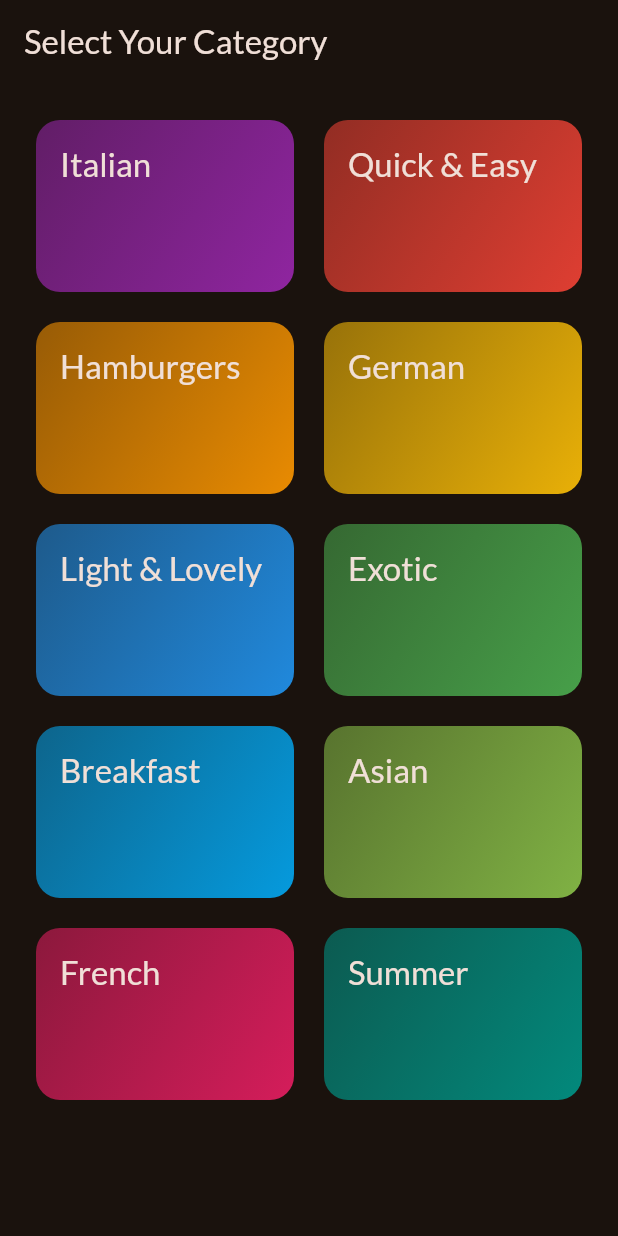
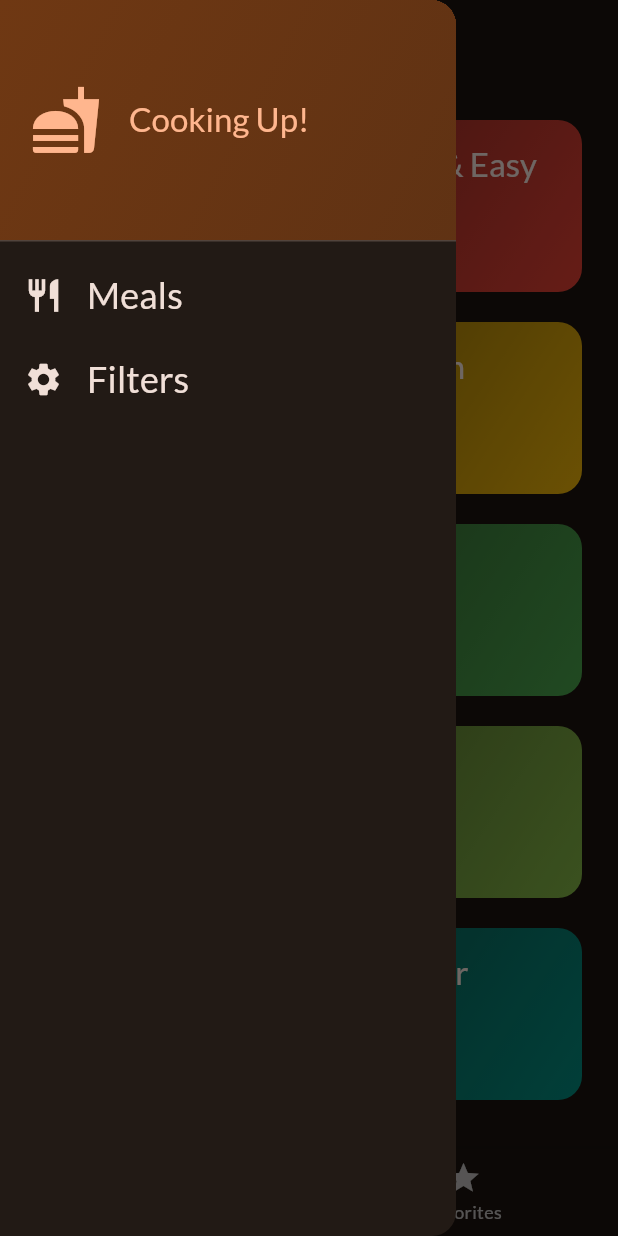
Before and after one commit to bugrata/Meals-App, a Flutter app: the screen it shows after launch, with the side drawer open (before the commit the screen has no drawer), on a phone screen of 412 x 824 dp. Run offline on Flutter 3.47's test engine with Material 2 defaults, Android fonts, the phone set to English and light mode, and no system bars; our stand-ins replace google_fonts, transparent_image.

Commit message:
General Update

```diff
--- a/meals_app/lib/main.dart
+++ b/meals_app/lib/main.dart
@@ -1,6 +1,6 @@
 import 'package:flutter/material.dart';
 import 'package:google_fonts/google_fonts.dart';
-import 'package:meals_app/screens/categories_screen.dart';
+import 'package:meals_app/screens/tabs.dart';
 
 final theme = ThemeData(
   useMaterial3: true,
@@ -22,7 +22,7 @@ class App extends StatelessWidget {
   Widget build(BuildContext context) {
     return MaterialApp(
       theme: theme,
-      home: const CategoriesScreen(),
+      home: const TabsScreen(),
     );
   }
 }
--- a/meals_app/lib/screens/categories_screen.dart
+++ b/meals_app/lib/screens/categories_screen.dart
@@ -1,11 +1,14 @@
 import 'package:flutter/material.dart';
 import 'package:meals_app/data/dummy_data.dart';
 import 'package:meals_app/models/category.dart';
+import 'package:meals_app/models/meal.dart';
 import 'package:meals_app/screens/meals_screen.dart';
 import 'package:meals_app/widgets/category_grid_item.dart';
 
 class CategoriesScreen extends StatelessWidget {
-  const CategoriesScreen({super.key});
+  const CategoriesScreen({super.key, required this.onToggleFavorite});
+
+  final void Function(Meal meal) onToggleFavorite;
 
   void _selectCategory(BuildContext context, Category category) {
     final filteredMeals = dummyMeals
@@ -14,18 +17,17 @@ class CategoriesScreen extends StatelessWidget {
 
     Navigator.of(context).push(
       MaterialPageRoute(
-          builder: (ctx) =>
-              MealsScreen(meals: filteredMeals, title: category.title)),
+          builder: (ctx) => MealsScreen(
+                meals: filteredMeals,
+                title: category.title,
+                onToggleFavorite: onToggleFavorite,
+              )),
     );
   }
 
   @override
   Widget build(BuildContext context) {
-    return Scaffold(
-      appBar: AppBar(
-        title: const Text('Select Your Category'),
-      ),
-      body: GridView(
+    return GridView(
       padding: const EdgeInsets.all(24),
       gridDelegate: const SliverGridDelegateWithFixedCrossAxisCount(
         crossAxisCount: 2,
@@ -42,7 +44,6 @@ class CategoriesScreen extends StatelessWidget {
             },
           )
       ],
-      ),
     );
   }
 }
--- /dev/null
+++ b/meals_app/lib/screens/tabs.dart
@@ -0,0 +1,88 @@
+import 'package:flutter/material.dart';
+import 'package:meals_app/models/meal.dart';
+import 'package:meals_app/screens/categories_screen.dart';
+import 'package:meals_app/screens/meals_screen.dart';
+import 'package:meals_app/widgets/main_drawer.dart';
+
+class TabsScreen extends StatefulWidget {
+  const TabsScreen({super.key});
+
+  @override
+  State<TabsScreen> createState() {
+    return _TabsScreenState();
+  }
+}
+
+class _TabsScreenState extends State<TabsScreen> {
+  int _selectedPageIndex = 0;
+  final List<Meal> _favoriteMeals = [];
+
+  void _showInfoMessage(String message) {
+    ScaffoldMessenger.of(context).clearSnackBars();
+    ScaffoldMessenger.of(context).showSnackBar(
+      SnackBar(
+        content: Text(message),
+      ),
+    );
+  }
+
+  void _toggleMealFavoriteStatus(Meal meal) {
+    final isExist = _favoriteMeals.contains(meal);
+
+    if (isExist) {
+      setState(() {
+        _favoriteMeals.remove(meal);
+      });
+      _showInfoMessage('Meal removed from favs.');
+    } else {
+      setState(() {
+        _favoriteMeals.add(meal);
+      });
+      _showInfoMessage('Meal added to favs.');
+    }
+  }
+
+  void _selectPage(int index) {
+    setState(() {
+      _selectedPageIndex = index;
+    });
+  }
+
+  @override
+  Widget build(BuildContext context) {
+    Widget activePage = CategoriesScreen(
+      onToggleFavorite: _toggleMealFavoriteStatus,
+    );
+    var activePageTitle = 'Categories';
+
+    if (_selectedPageIndex == 1) {
+      activePage = MealsScreen(
+        meals: _favoriteMeals,
+        onToggleFavorite: _toggleMealFavoriteStatus,
+      );
+      activePageTitle = 'Your Favorites';
+    }
+
+    return Scaffold(
+      appBar: AppBar(
+        title: Text(activePageTitle),
+      ),
+      drawer: const MainDrawer(),
+      body: activePage,
+      bottomNavigationBar: BottomNavigationBar(
+        onTap: _selectPage,
+        currentIndex: _selectedPageIndex,
+        items: const [
+          BottomNavigationBarItem(
+            icon: Icon(Icons.set_meal),
+            label: 'Categories',
+          ),
+          BottomNavigationBarItem(
+            icon: Icon(Icons.star),
+            label: 'Favorites',
+          ),
+        ],
+      ),
+    );
+  }
+}
--- /dev/null
+++ b/meals_app/lib/widgets/main_drawer.dart
@@ -0,0 +1,77 @@
+import 'package:flutter/material.dart';
+
+class MainDrawer extends StatelessWidget {
+  const MainDrawer({super.key});
+
+  @override
+  Widget build(BuildContext context) {
+    return Drawer(
+      child: Column(
+        children: [
+          DrawerHeader(
+            padding: const EdgeInsets.all(20),
+            decoration: BoxDecoration(
+              gradient: LinearGradient(
+                colors: [
+                  Theme.of(context).colorScheme.primaryContainer,
+                  Theme.of(context)
+                      .colorScheme
+                      .primaryContainer
+                      .withOpacity(0.8),
+                ],
+                begin: Alignment.topLeft,
+                end: Alignment.bottomRight,
+              ),
+            ),
+            child: Row(
+              children: [
+                Icon(
+                  Icons.fastfood,
+                  size: 48,
+                  color: Theme.of(context).colorScheme.primary,
+                ),
+                const SizedBox(width: 18),
+                Text(
+                  'Cooking Up!',
+                  style: Theme.of(context).textTheme.titleLarge!.copyWith(
+                        color: Theme.of(context).colorScheme.primary,
+                      ),
+                ),
+              ],
+            ),
+          ),
+          ListTile(
+            leading: Icon(
+              Icons.restaurant,
+              size: 26,
+              color: Theme.of(context).colorScheme.onBackground,
+            ),
+            title: Text(
+              'Meals',
+              style: Theme.of(context).textTheme.titleSmall!.copyWith(
+                    color: Theme.of(context).colorScheme.onBackground,
+                    fontSize: 24,
+                  ),
+            ),
+            onTap: () {},
+          ),
+          ListTile(
+            leading: Icon(
+              Icons.settings,
+              size: 26,
+              color: Theme.of(context).colorScheme.onBackground,
+            ),
+            title: Text(
+              'Filters',
+              style: Theme.of(context).textTheme.titleSmall!.copyWith(
+                    color: Theme.of(context).colorScheme.onBackground,
+                    fontSize: 24,
+                  ),
+            ),
+            onTap: () {},
+          ),
+        ],
+      ),
+    );
+  }
+}
```
Also changed, not shown: meals_app/lib/screens/meal_detail_screen.dart (added, +91 -0 lines), meals_app/lib/screens/meals_screen.dart (+29 -8 lines), meals_app/lib/widgets/meal_item.dart (+5 -2 lines). Lines whose indentation alone changed are shown as unchanged.
